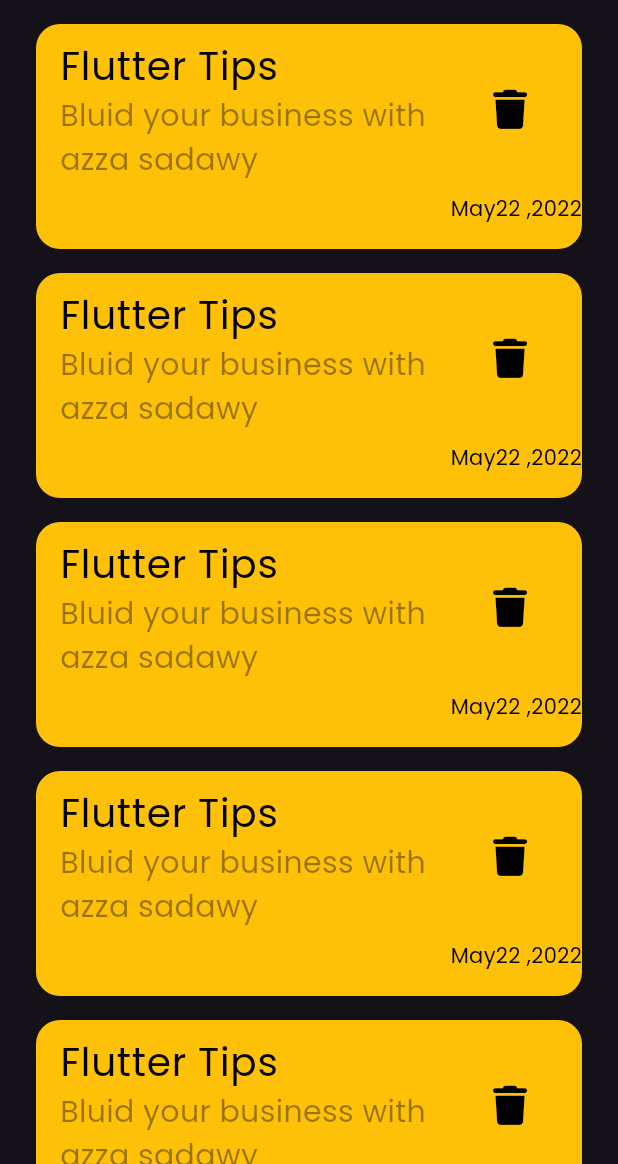
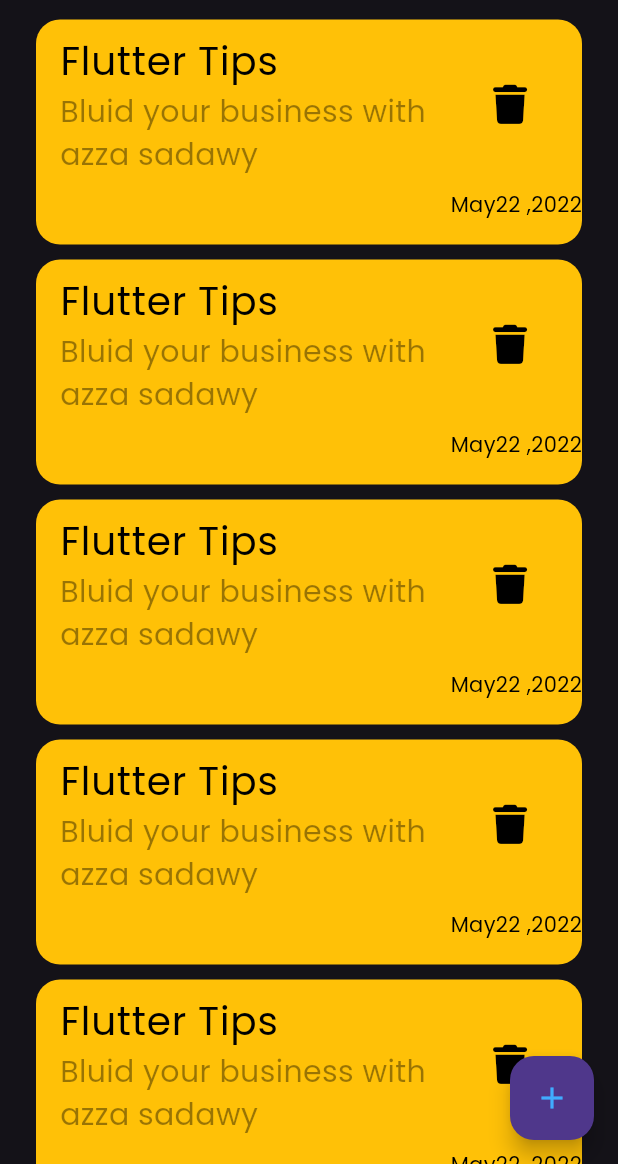
Before and after one commit to azzas7dawy/NodesApp, a Flutter app: the screen it shows after launch, on a phone screen of 412 x 824 dp, the part 72-1236 px from its top. Run offline on Flutter 3.47's test engine with Material 3 defaults, Android fonts, the phone set to English and light mode, and no system bars; our stand-ins replace font_awesome_flutter.

Commit message:
create floatActionButton

```diff
--- a/lib/views/homepage.dart
+++ b/lib/views/homepage.dart
@@ -11,18 +11,20 @@
   @override
   Widget build(BuildContext context) {
     return Scaffold(
+        floatingActionButton: FloatingActionButton(onPressed: () {},
+        child:const Icon(Icons.add,color: Color.fromARGB(255, 64, 172, 255),),),
         appBar: AppBar(
           //backgroundColor: Colors.black,
-          title:const Text("Notes"),
-          actions:const [
-          CustomSearchWidget(),
+          title: const Text("Notes"),
+          actions: const [
+            CustomSearchWidget(),
           ],
         ),
-        body:const Padding(
+        body: const Padding(
           padding: EdgeInsets.symmetric(horizontal: 24),
           child: Column(
             children: [
-             // SizedBox(height: 20,),
+              // SizedBox(height: 20,),
               Expanded(child: NotesListView()),
               // NotesCard(
               //   bColor: const Color(0xffFFCC80),
@@ -35,7 +37,6 @@
               // //  NodesCard(bColors: const Color.fromARGB(255, 176, 183, 168),TextCard: "Flutter Nodes",sColors: Colors.black,),
               // //  NodesCard(bColors: const Color.fromARGB(255, 0, 221, 255),TextCard: "Flutter Nodes",sColors: Colors.black,),
 
-
               // SizedBox(height:10 ,),
               // NotesCard(
               //   bColor: const Color.fromARGB(255, 17, 17, 15),
--- a/lib/widgets/notesListview.dart
+++ b/lib/widgets/notesListview.dart
@@ -9,7 +9,7 @@
   Widget build(BuildContext context) {
     return ListView.builder(itemBuilder : (context, index){
       return Padding(
-        padding: const EdgeInsets.symmetric(vertical: 8.0),
+        padding: const EdgeInsets.symmetric(vertical: 5.0),
         child: NotesCard(bColor: Colors.white24),
       );
     });
```
